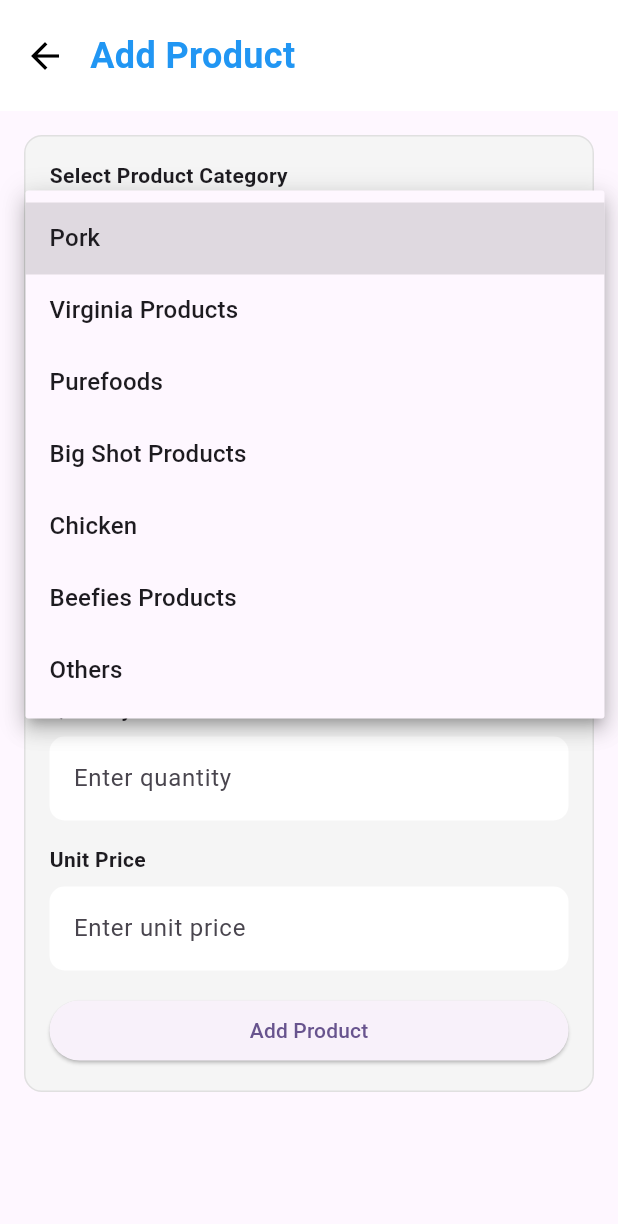
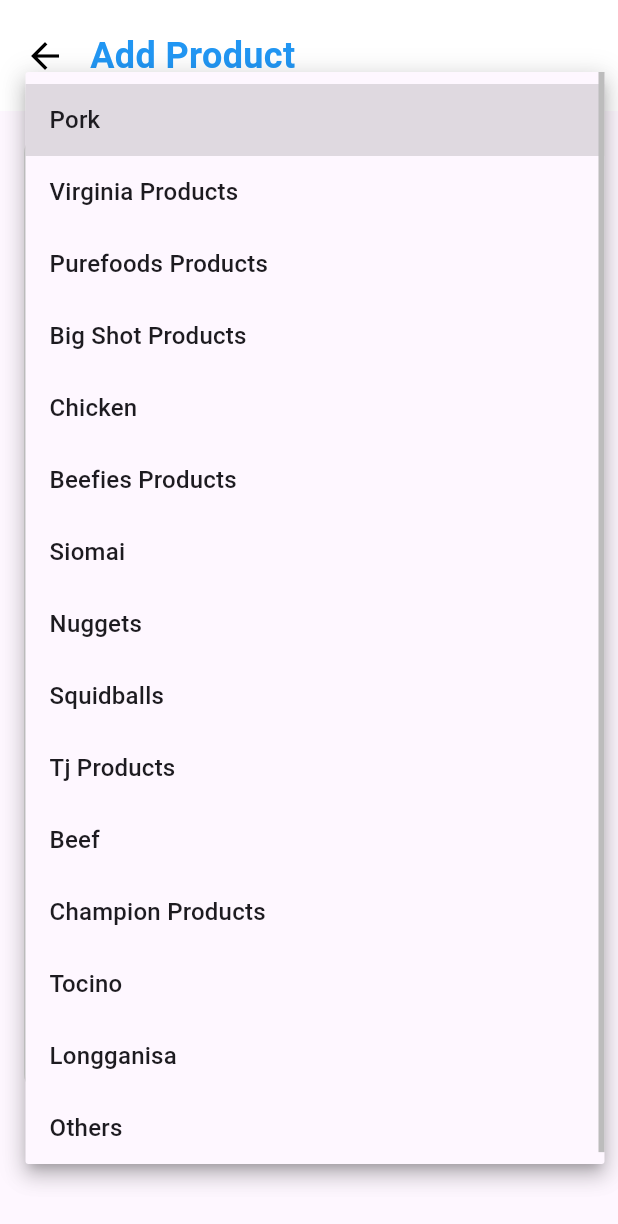
Before and after one commit to roheryo/MamaAbbysMNVGMNT, a Flutter app: the AddPage screen opened by its route, after a tap on "Pork", on a phone screen of 412 x 824 dp. Shown: the top 1224 px of the screen. Run offline on Flutter 3.47's test engine with Material 3 defaults, Android fonts, the phone set to English and light mode, and no system bars; our stand-ins replace image_picker, modal_progress_hud_nsn, snippet_coder_utils, sqflite; accounts and stored records are empty.

Commit message:
InventoryPage (PRODUCTS SORTS AT THE TOP WHEN STOCK ARE LOW) and Real Data for stocks

```diff
--- a/lib/pages/add_page.dart
+++ b/lib/pages/add_page.dart
@@ -16,11 +16,19 @@
   final List<String> categories = [
     'Pork',
     'Virginia Products',
-    'Purefoods',
+    'Purefoods Products',
     'Big Shot Products',
     'Chicken',
     'Beefies Products',
-    'Others'
+    'Siomai',
+    'Nuggets',
+    'Squidballs',
+    'Tj Products',
+    'Beef',
+    'Champion Products',
+    'Tocino',
+    'Longganisa',
+    'Others',
   ];
 
   final TextEditingController productNameController = TextEditingController();
--- a/lib/pages/inventory_page.dart
+++ b/lib/pages/inventory_page.dart
@@ -23,15 +23,23 @@
     'All',
     'Pork',
     'Virginia Products',
-    'Purefoods',
+    'Purefoods Products',
     'Big Shot Products',
     'Chicken',
     'Beefies Products',
+    'Siomai',
+    'Nuggets',
+    'Squidballs',
+    'Tj Products',
+    'Beef',
+    'Champion Products',
+    'Tocino',
+    'Longganisa',
     'Others',
   ];
 
-  List<Map<String, dynamic>> allProducts = []; // master list
-  List<Map<String, dynamic>> products = []; // filtered/display list
+  List<Map<String, dynamic>> allProducts = [];
+  List<Map<String, dynamic>> products = [];
 
   @override
   void initState() {
@@ -40,16 +48,30 @@
     _refreshUnread();
   }
 
+  void _sortProducts(List<Map<String, dynamic>> list) {
+    list.sort((a, b) {
+      final qtyA = a['quantity'] as int;
+      final qtyB = b['quantity'] as int;
+      final aLow = qtyA < 7;
+      final bLow = qtyB < 7;
+
+      if (aLow && !bLow) return -1;
+      if (!aLow && bLow) return 1;
+      return 0;
+    });
+  }
+
   Future<void> _loadProducts() async {
     final db = DatabaseHelper();
     await db.checkLowStockProducts();
     final data = await db.fetchProducts();
+
     setState(() {
       allProducts = data;
-      products = List.from(allProducts); // display copy
+      products = List.from(allProducts);
+      _sortProducts(products);
     });
 
-    // Show toast for the latest unread notification, then mark it read
     final unread = await db.fetchNotifications(onlyUnread: true);
     if (unread.isNotEmpty && mounted) {
       final latest = unread.first;
@@ -87,17 +109,13 @@
     if (selectedProducts.isEmpty) return;
 
     final db = DatabaseHelper();
-
-    // Collect IDs to delete
-    List<int> idsToDelete = selectedProducts
-        .map((i) => products[i]['id'] as int)
-        .toList();
+    List<int> idsToDelete =
+        selectedProducts.map((i) => products[i]['id'] as int).toList();
 
     for (var id in idsToDelete) {
       await db.deleteProduct(id);
     }
 
-    // Reload products after deletion
     await _loadProducts();
 
     setState(() {
@@ -160,6 +178,7 @@
             p['category'].toString() == selectedCategory;
         return nameMatch && categoryMatch;
       }).toList();
+      _sortProducts(products);
     });
   }
 
@@ -171,6 +190,7 @@
         return selectedCategory == 'All' ||
             p['category'].toString() == selectedCategory;
       }).toList();
+      _sortProducts(products);
     });
   }
 
@@ -181,7 +201,6 @@
     return Scaffold(
       body: Column(
         children: [
-          // ===== Header =====
           Container(
             width: double.infinity,
             padding: EdgeInsets.symmetric(
@@ -280,10 +299,7 @@
               ],
             ),
           ),
-
           const SizedBox(height: 20),
-
-          // ===== Search Box =====
           Padding(
             padding: const EdgeInsets.symmetric(horizontal: 16),
             child: TextField(
@@ -304,10 +320,7 @@
               onChanged: _filterProducts,
             ),
           ),
-
           const SizedBox(height: 16),
-
-          // ===== Category Filter =====
           Padding(
             padding: const EdgeInsets.symmetric(horizontal: 16),
             child: Row(
@@ -331,10 +344,7 @@
               ],
             ),
           ),
-
           const SizedBox(height: 8),
-
-          // ===== Buttons Row =====
           Padding(
             padding: const EdgeInsets.symmetric(horizontal: 16),
             child: Row(
@@ -345,7 +355,7 @@
                       context,
                       MaterialPageRoute(builder: (_) => const AddPage()),
                     );
-          _loadProducts(); // refresh after coming back
+                    _loadProducts();
                   },
                   child: const Text("Add"),
                 ),
@@ -372,26 +382,24 @@
               ],
             ),
           ),
-
-// Removed SizedBox(height: 8) here
-
-// ===== Products List =====
           Expanded(
             child: Padding(
               padding: const EdgeInsets.symmetric(horizontal: 16),
               child: products.isEmpty
                   ? const Center(child: Text("No products found."))
                   : ListView.builder(
-            padding: const EdgeInsets.fromLTRB(0, 4, 0, 8), // tighter top padding
+                      padding: const EdgeInsets.fromLTRB(0, 4, 0, 8),
                       itemCount: products.length,
                       itemBuilder: (context, index) {
                         final product = products[index];
+                        final qty = product['quantity'] as int;
                         return Card(
-                margin: const EdgeInsets.symmetric(vertical: 4), // tighter spacing
+                          margin: const EdgeInsets.symmetric(vertical: 4),
                           shape: RoundedRectangleBorder(
                             borderRadius: BorderRadius.circular(10),
                           ),
                           elevation: 2,
+                          color: qty < 7 ? Colors.red.shade100 : Colors.white,
                           child: Padding(
                             padding: const EdgeInsets.all(12),
                             child: Row(
@@ -415,16 +423,19 @@
                                   decoration: BoxDecoration(
                                     color: Colors.grey.shade300,
                                     borderRadius: BorderRadius.circular(8),
-                          border: Border.all(color: Colors.grey.shade500),
+                                    border:
+                                        Border.all(color: Colors.grey.shade500),
                                   ),
                                   child: const Center(
-                          child: Icon(Icons.image, color: Colors.grey),
+                                    child:
+                                        Icon(Icons.image, color: Colors.grey),
                                   ),
                                 ),
                                 const SizedBox(width: 12),
                                 Expanded(
                                   child: Column(
-                          crossAxisAlignment: CrossAxisAlignment.start,
+                                    crossAxisAlignment:
+                                        CrossAxisAlignment.start,
                                     children: [
                                       Text(
                                         product['productName'],
@@ -433,7 +444,7 @@
                                           fontSize: 16,
                                         ),
                                       ),
-                            const SizedBox(height: 4), // slightly smaller spacing
+                                      const SizedBox(height: 4),
                                       Text(
                                         "Stock: ${product['quantity']} | Price: ₱${product['unitPrice']}",
                                         style: const TextStyle(fontSize: 14),
@@ -444,7 +455,8 @@
                                 const SizedBox(width: 12),
                                 ElevatedButton(
                                   onPressed: () {
-                          print("Sell ${product['productName']}");
+                                    print(
+                                        "Sell ${product['productName']}");
                                   },
                                   child: const Text("Sell"),
                                 ),
@@ -456,11 +468,9 @@
                     ),
             ),
           ),
-
-
-          // ===== Bottom Navigation =====
           Container(
-            padding: const EdgeInsets.symmetric(horizontal: 16, vertical: 12),
+            padding:
+                const EdgeInsets.symmetric(horizontal: 16, vertical: 12),
             decoration: BoxDecoration(
               color: Colors.white,
               border: Border(top: BorderSide(color: Colors.grey.shade300)),
```
Lines whose indentation alone changed are shown as unchanged.
